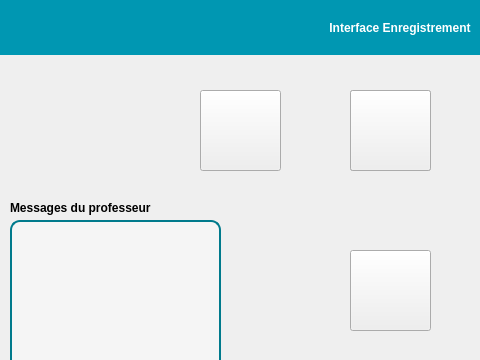
Sam-Depardieu/Labo-de-langue, file InterfaceEleve/interfaceenregistrement.ui: the form before one commit; both pictures show x 0 to 480 and y 0 to 360 of the 800 by 480 pixel window.
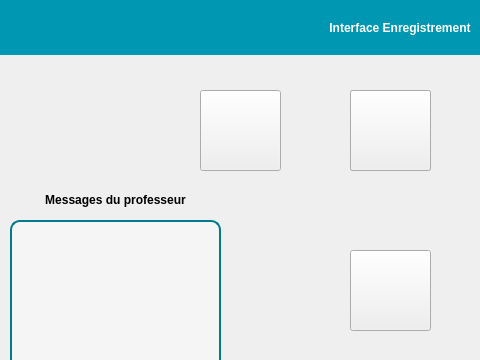
The form after the commit. Icons and pictures are not drawn.

```diff
--- a/InterfaceEleve/interfaceenregistrement.ui
+++ b/InterfaceEleve/interfaceenregistrement.ui
@@ -272,10 +272,10 @@
   <widget class="QLabel" name="label">
    <property name="geometry">
     <rect>
-     <x>10</x>
-     <y>200</y>
+     <x>40</x>
+     <y>185</y>
      <width>151</width>
-     <height>16</height>
+     <height>31</height>
     </rect>
    </property>
    <property name="font">
@@ -284,7 +284,7 @@
     </font>
    </property>
    <property name="text">
-    <string>Messages du professeur</string>
+    <string>&lt;p&gt;&lt;center&gt;Messages du professeur&lt;/center&gt;&lt;/p&gt;</string>
    </property>
   </widget>
   <widget class="QLabel" name="label_2">
```
Left out of the diff: 8 changed lines with no effect on the pictures.
